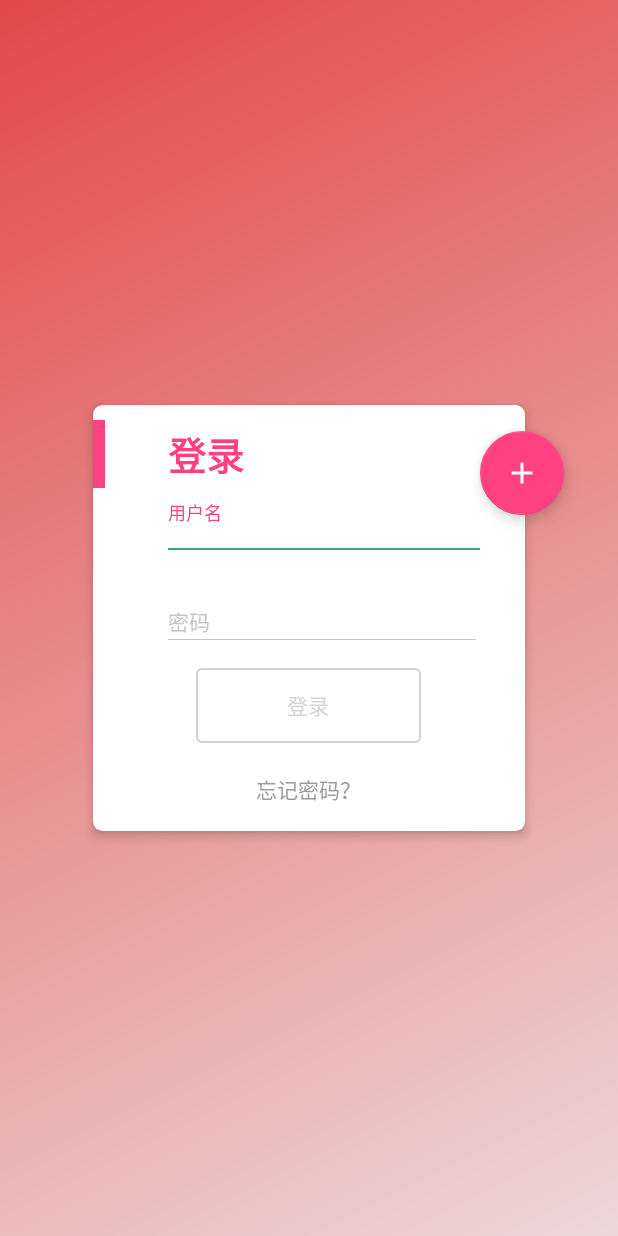
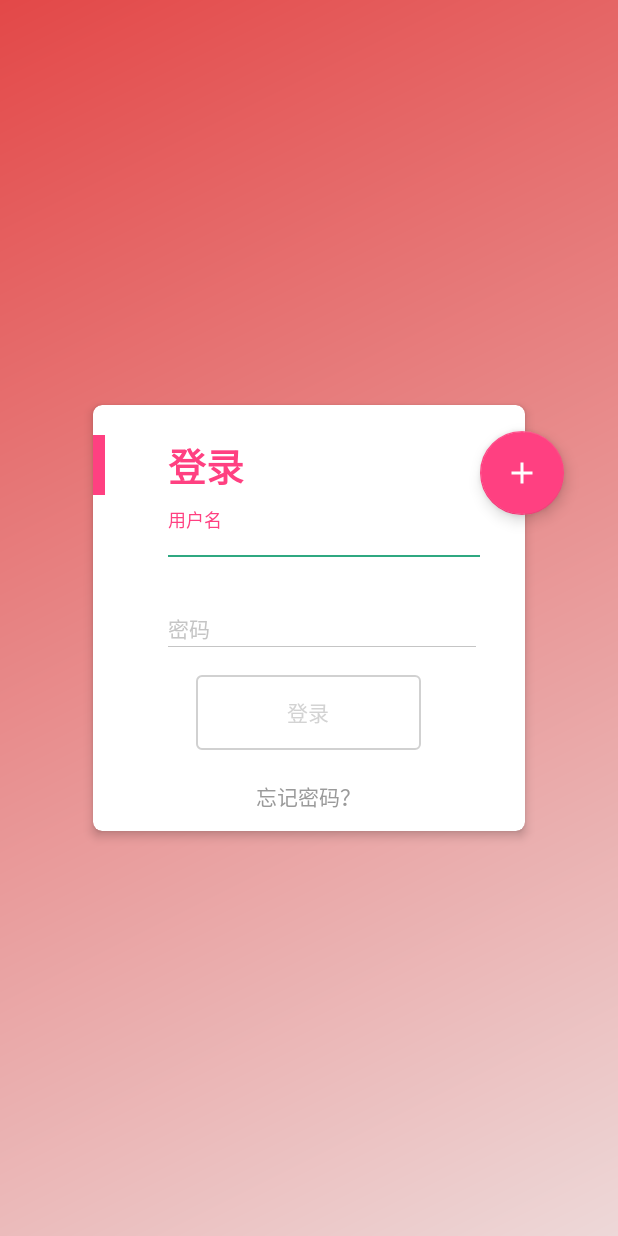
Before and after one commit to InnoFang/FamilyBond, an Android app: the screen it shows after launch (LoginActivity), on a phone screen of 412 x 824 dp. Run offline under Robolectric (Android 15) with nearby library versions, the light colour scheme and no system bars; our stand-ins replace ButterKnife; libraries missing offline, so code that uses them is left out: cn.bmob.newim, cn.bmob.v3; 1 statement that could not run was skipped.

Commit message:
[UPDATE] fix some bugs and  optimization.

```diff
--- a/app/src/main/AndroidManifest.xml
+++ b/app/src/main/AndroidManifest.xml
@@ -17,7 +17,8 @@
                 <category android:name="android.intent.category.LAUNCHER"/>
             </intent-filter>
         </activity>
-        <activity android:name=".login.RegisterActivity"/>
+        <activity android:name=".login.RegisterActivity"
+            android:theme="@style/Translucent"/>
     </application>
 
 </manifest>
--- a/app/src/main/res/layout/activity_login.xml
+++ b/app/src/main/res/layout/activity_login.xml
@@ -24,8 +24,8 @@
 
             <RelativeLayout
                 android:layout_width="match_parent"
-                android:layout_height="45dp"
-                android:layout_marginTop="10dp">
+                android:layout_height="40dp"
+                android:layout_marginTop="20dp">
 
                 <View
                     android:layout_width="8dp"
--- a/app/src/main/res/layout/activity_register.xml
+++ b/app/src/main/res/layout/activity_register.xml
@@ -10,7 +10,7 @@
         android:layout_width="320dp"
         android:layout_height="420dp"
         android:layout_centerInParent="true"
-        android:paddingTop="70dp">
+        android:paddingTop="60dp">
 
         <android.support.v7.widget.CardView
             android:id="@+id/register_card_view"
@@ -110,7 +110,8 @@
             android:layout_height="wrap_content"
             android:layout_gravity="center_horizontal|top"
             android:src="@drawable/ic_register"
-            android:transitionName="loginFab"
+            android:transitionName="@string/switch_fab"
+            app:backgroundTint="@color/colorAccent"
             app:fabSize="normal"/>
 
     </FrameLayout>
--- a/app/src/main/res/values/styles.xml
+++ b/app/src/main/res/values/styles.xml
@@ -8,12 +8,19 @@
         <item name="colorAccent">@color/colorAccent</item>
     </style>
 
+    <style name="Translucent" parent="Theme.AppCompat.Light.NoActionBar">
+        <item name="colorPrimaryDark">#0288D1</item>
+        <item name="android:windowBackground">@android:color/transparent</item>
+        <item name="android:windowIsTranslucent">true</item>
+    </style>
+
     <style name="LoginTextInputLayoutStyle">
         <item name="android:layout_marginTop">10dp</item>
         <item name="android:paddingEnd">30dp</item>
         <item name="android:paddingStart">50dp</item>
         <item name="android:textColorHint">@color/LoginTextInputLayoutHint</item>
     </style>
+
     <style name="RegisterTextInputLayoutStyle">
         <item name="android:layout_marginTop">10dp</item>
         <item name="android:paddingEnd">30dp</item>
```
Also changed, not shown: app/src/main/java/io/innofang/protectplus/login/RegisterActivity.java (+8 -4 lines).
